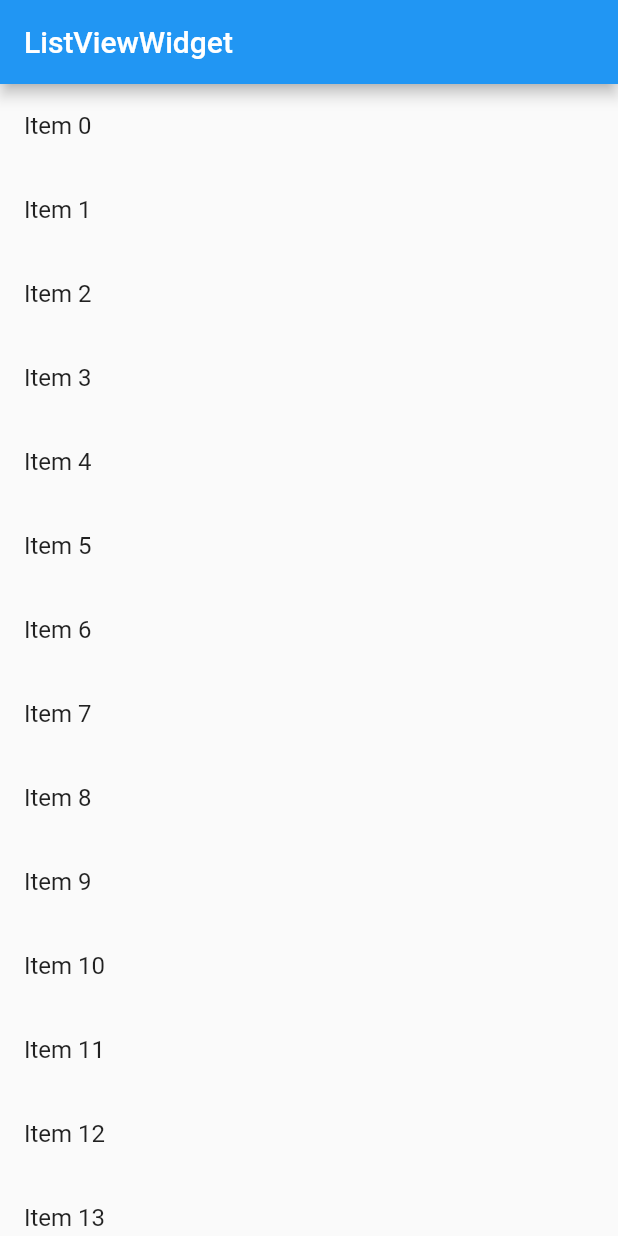
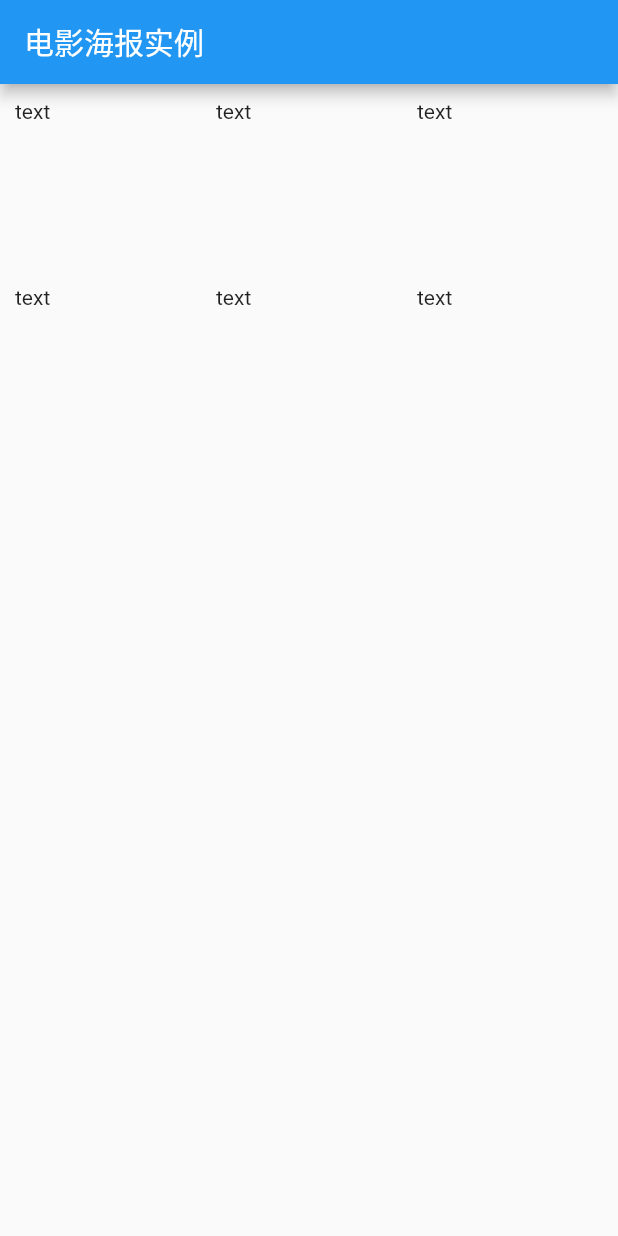
Before and after one commit to jinhuizxc/flutter-toturial, a Flutter app: the screen it shows after launch, on a phone screen of 412 x 824 dp. Run offline on Flutter 3.47's test engine with Material 2 defaults, Android fonts, the phone set to English and light mode, and no system bars.

```diff
--- a/lib/main.dart
+++ b/lib/main.dart
@@ -1,40 +1,31 @@
 import 'package:flutter/material.dart';
 
-void main() => runApp(MyApp(
-  // 传递数据
-  // 生成器 .generate(length, generator)
-  items: new List<String>.generate(1000, (i) => 'Item $i')
-));
-
+void main() => runApp(MyApp());
 
 class MyApp extends StatelessWidget {
-
-  // 接收参数
-  List<String> items;
-  // 构造方法
-//  MyApp({Key key, @required this.items}):super(key:key);
-  MyApp({Key key, @required this.items});
-
   @override
   Widget build(BuildContext context) {
     return MaterialApp(
-        title: 'TextWidget',
-        home: Scaffold(
-            appBar: AppBar(
-              title: Text("ListViewWidget"),
-            ),
-            body: new ListView.builder(
-                itemCount: items.length,
-                itemBuilder: (context, index){
-                  return new ListTile(
-                    title: new Text('${items[index]}'),
-                  );
-                },
-            )
-        )
+      title: '电影海报实例',
+      home: Scaffold(
+          appBar: AppBar(
+            title: new Text('电影海报实例'),
+          ),
+          body: GridView.count(
+            padding: const EdgeInsets.all(10.0),
+            crossAxisSpacing: 10.0,
+            crossAxisCount: 3,
+            children: <Widget>[
+              new Text("text"),
+              new Text("text"),
+              new Text("text"),
+              new Text("text"),
+              new Text("text"),
+              new Text("text"),
+            ],
+          )),
     );
   }
-
 }
 
 /**
@@ -46,26 +37,16 @@ class MyApp extends StatelessWidget {
     //                child: MyList2()
     )
  */
-class MyList1 extends StatelessWidget{
-
+class MyList1 extends StatelessWidget {
   @override
   Widget build(BuildContext context) {
     // TODO: implement build
     return ListView(
       scrollDirection: Axis.horizontal,
       children: <Widget>[
-        new Container(
-          width: 180.0,
-          color: Colors.lightBlue
-        ),
-        new Container(
-            width: 180.0,
-            color: Colors.amber
-        ),
-        new Container(
-            width: 180.0,
-            color: Colors.red
-        )
+        new Container(width: 180.0, color: Colors.lightBlue),
+        new Container(width: 180.0, color: Colors.amber),
+        new Container(width: 180.0, color: Colors.red)
       ],
     );
   }
@@ -77,10 +58,14 @@ class MyList2 extends StatelessWidget {
   Widget build(BuildContext context) {
     return ListView(
       children: <Widget>[
-        new Image.network('https://img4.mukewang.com/szimg/5c18d2d8000141c506000338.jpg'),
-        new Image.network('https://img4.mukewang.com/szimg/5c7e6835087ef3d806000338.jpg'),
-        new Image.network('https://img2.mukewang.com/szimg/5c3ef588088403df06000338.jpg'),
-        new Image.network('https://img3.mukewang.com/szimg/5b3082da0001d7e905400300.jpg'),
+        new Image.network(
+            'https://img4.mukewang.com/szimg/5c18d2d8000141c506000338.jpg'),
+        new Image.network(
+            'https://img4.mukewang.com/szimg/5c7e6835087ef3d806000338.jpg'),
+        new Image.network(
+            'https://img2.mukewang.com/szimg/5c3ef588088403df06000338.jpg'),
+        new Image.network(
+            'https://img3.mukewang.com/szimg/5b3082da0001d7e905400300.jpg'),
       ],
       scrollDirection: Axis.horizontal,
     );
```
Also changed, not shown: 4 other files.
